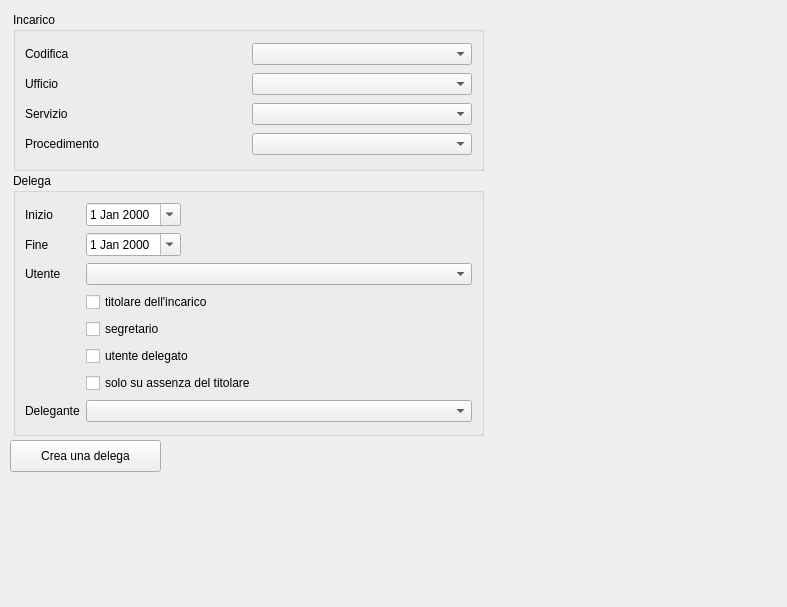
Old version of the form src/com/axiastudio/suite/procedimenti/forms/delega.ui in the repository tizianolattisi/suitegda.
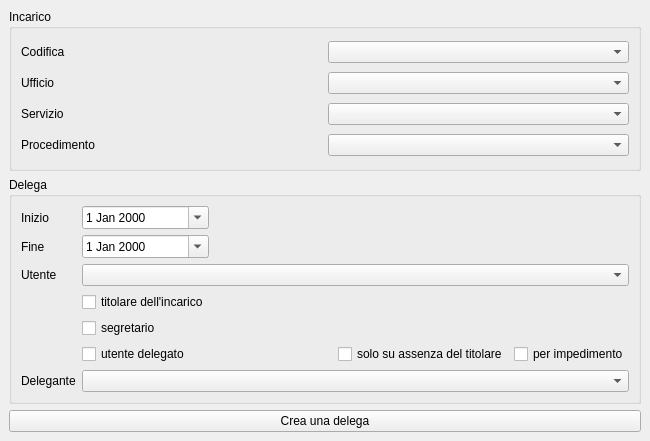
New version of the form. Custom widgets are drawn as their Qt base class.

Commit message: Inserimento flag x 'delega per impedimento', la verifica del titolare della carica tiene conto anche delle date di inizio/fine incarico, possibilità di verificare delegato 'solo su assenza; Workflow: controllo che la fase non sia attiva, il visto sulla pratica viene effettuato in 2 momento con inserimento all'inizio e set del flag 'concluso' se step terminato e senza errori. Piccole ottimizzazioni proposte da Intellij

What changed in the file:
```diff
--- a/src/com/axiastudio/suite/procedimenti/forms/delega.ui
+++ b/src/com/axiastudio/suite/procedimenti/forms/delega.ui
@@ -6,10 +6,22 @@
    <rect>
     <x>0</x>
     <y>0</y>
-    <width>787</width>
-    <height>607</height>
+    <width>650</width>
+    <height>441</height>
    </rect>
   </property>
+  <property name="maximumSize">
+   <size>
+    <width>650</width>
+    <height>16777215</height>
+   </size>
+  </property>
+  <property name="baseSize">
+   <size>
+    <width>0</width>
+    <height>0</height>
+   </size>
+  </property>
   <property name="windowTitle">
    <string>Incarichi e deleghe</string>
   </property>
@@ -17,19 +29,19 @@
    <string>utente,titolare,segretario,carica,ufficio,servizio,procedimento,inizio,fine</string>
   </property>
   <widget class="QWidget" name="centralwidget">
+   <property name="maximumSize">
+    <size>
+     <width>650</width>
+     <height>16777215</height>
+    </size>
+   </property>
+   <layout class="QGridLayout" name="gridLayout_3">
+    <item row="0" column="0">
    <widget class="QGroupBox" name="groupBox">
-    <property name="geometry">
-     <rect>
-      <x>13</x>
-      <y>12</y>
-      <width>471</width>
-      <height>159</height>
-     </rect>
-    </property>
     <property name="title">
      <string>Incarico</string>
     </property>
-    <layout class="QGridLayout" name="gridLayout">
+      <layout class="QGridLayout" name="gridLayout" columnstretch="0,0">
      <item row="0" column="0">
       <widget class="QLabel" name="label">
        <property name="text">
@@ -97,15 +109,16 @@
      </item>
     </layout>
    </widget>
+    </item>
+    <item row="2" column="0">
+     <widget class="QPushButton" name="pushButton_creaDelega">
+      <property name="text">
+       <string>Crea una delega</string>
+      </property>
+     </widget>
+    </item>
+    <item row="1" column="0">
    <widget class="QGroupBox" name="groupBox_2">
-    <property name="geometry">
-     <rect>
-      <x>13</x>
-      <y>173</y>
-      <width>471</width>
-      <height>263</height>
-     </rect>
-    </property>
     <property name="title">
      <string>Delega</string>
     </property>
@@ -117,77 +130,14 @@
        </property>
       </widget>
      </item>
-     <item row="0" column="1">
-      <widget class="com.axiastudio.pypapi.ui.widgets.PyPaPiDateEdit" name="dateEdit_inizio">
-       <property name="calendarPopup">
-        <bool>true</bool>
-       </property>
-       <property name="column" stdset="0">
-        <string>inizio</string>
-       </property>
-      </widget>
-     </item>
-     <item row="0" column="2">
-      <spacer name="horizontalSpacer">
-       <property name="orientation">
-        <enum>Qt::Horizontal</enum>
-       </property>
-       <property name="sizeHint" stdset="0">
-        <size>
-         <width>220</width>
-         <height>20</height>
-        </size>
-       </property>
-      </spacer>
-     </item>
-     <item row="1" column="0">
-      <widget class="QLabel" name="label_7">
-       <property name="text">
-        <string>Fine</string>
-       </property>
-      </widget>
-     </item>
-     <item row="1" column="1">
-      <widget class="com.axiastudio.pypapi.ui.widgets.PyPaPiDateEdit" name="dateEdit_fine">
-       <property name="calendarPopup">
-        <bool>true</bool>
-       </property>
-       <property name="column" stdset="0">
-        <string>fine</string>
-       </property>
-      </widget>
-     </item>
-     <item row="1" column="2">
-      <spacer name="horizontalSpacer_2">
-       <property name="orientation">
-        <enum>Qt::Horizontal</enum>
-       </property>
-       <property name="sizeHint" stdset="0">
-        <size>
-         <width>220</width>
-         <height>20</height>
-        </size>
-       </property>
-      </spacer>
-     </item>
-     <item row="2" column="0">
+       <item row="4" column="0">
       <widget class="QLabel" name="label_2">
        <property name="text">
         <string>Utente</string>
        </property>
       </widget>
      </item>
-     <item row="2" column="1" colspan="2">
-      <widget class="com.axiastudio.pypapi.ui.widgets.PyPaPiComboBox" name="comboBox_utente">
-       <property name="column" stdset="0">
-        <string>utente</string>
-       </property>
-       <property name="sortbytostring" stdset="0">
-        <bool>true</bool>
-       </property>
-      </widget>
-     </item>
-     <item row="3" column="1" colspan="2">
+       <item row="6" column="1">
       <widget class="QCheckBox" name="checkBox_titolare">
        <property name="text">
         <string>titolare dell'incarico</string>
@@ -197,7 +147,21 @@
        </property>
       </widget>
      </item>
-     <item row="4" column="1">
+       <item row="3" column="0">
+        <widget class="QLabel" name="label_7">
+         <property name="text">
+          <string>Fine</string>
+         </property>
+        </widget>
+       </item>
+       <item row="11" column="0">
+        <widget class="QLabel" name="label_8">
+         <property name="text">
+          <string>Delegante</string>
+         </property>
+        </widget>
+       </item>
+       <item row="7" column="1">
       <widget class="QCheckBox" name="checkBox_segretario">
        <property name="text">
         <string>segretario</string>
@@ -207,7 +171,39 @@
        </property>
       </widget>
      </item>
-     <item row="5" column="1" colspan="2">
+       <item row="0" column="1">
+        <widget class="com.axiastudio.pypapi.ui.widgets.PyPaPiDateEdit" name="dateEdit_inizio">
+         <property name="calendarPopup">
+          <bool>true</bool>
+         </property>
+         <property name="column" stdset="0">
+          <string>inizio</string>
+         </property>
+         <property name="search" stdset="0">
+          <bool>true</bool>
+         </property>
+         <property name="export" stdset="0">
+          <bool>true</bool>
+         </property>
+        </widget>
+       </item>
+       <item row="3" column="1">
+        <widget class="com.axiastudio.pypapi.ui.widgets.PyPaPiDateEdit" name="dateEdit_fine">
+         <property name="calendarPopup">
+          <bool>true</bool>
+         </property>
+         <property name="column" stdset="0">
+          <string>fine</string>
+         </property>
+         <property name="search" stdset="0">
+          <bool>true</bool>
+         </property>
+         <property name="export" stdset="0">
+          <bool>true</bool>
+         </property>
+        </widget>
+       </item>
+       <item row="8" column="1">
       <widget class="QCheckBox" name="checkBox_delegato">
        <property name="text">
         <string>utente delegato</string>
@@ -217,7 +213,7 @@
        </property>
       </widget>
      </item>
-     <item row="6" column="1" colspan="2">
+       <item row="8" column="5">
       <widget class="QCheckBox" name="checkBox_assenza">
        <property name="text">
         <string>solo su assenza del titolare</string>
@@ -227,14 +223,59 @@
        </property>
       </widget>
      </item>
-     <item row="7" column="0">
-      <widget class="QLabel" name="label_8">
+       <item row="8" column="6">
+        <widget class="QCheckBox" name="checkBox_assenza_2">
        <property name="text">
-        <string>Delegante</string>
-       </property>
-      </widget>
-     </item>
-     <item row="7" column="1" colspan="2">
+          <string>per impedimento</string>
+         </property>
+         <property name="column" stdset="0">
+          <string>impedimento</string>
+         </property>
+        </widget>
+       </item>
+       <item row="4" column="1" colspan="6">
+        <widget class="com.axiastudio.pypapi.ui.widgets.PyPaPiComboBox" name="comboBox_utente">
+         <property name="column" stdset="0">
+          <string>utente</string>
+         </property>
+         <property name="sortbytostring" stdset="0">
+          <bool>true</bool>
+         </property>
+         <property name="search" stdset="0">
+          <bool>true</bool>
+         </property>
+         <property name="export" stdset="0">
+          <bool>true</bool>
+         </property>
+        </widget>
+       </item>
+       <item row="0" column="2" colspan="5">
+        <spacer name="horizontalSpacer">
+         <property name="orientation">
+          <enum>Qt::Horizontal</enum>
+         </property>
+         <property name="sizeHint" stdset="0">
+          <size>
+           <width>220</width>
+           <height>20</height>
+          </size>
+         </property>
+        </spacer>
+       </item>
+       <item row="3" column="2" colspan="5">
+        <spacer name="horizontalSpacer_2">
+         <property name="orientation">
+          <enum>Qt::Horizontal</enum>
+         </property>
+         <property name="sizeHint" stdset="0">
+          <size>
+           <width>220</width>
+           <height>20</height>
+          </size>
+         </property>
+        </spacer>
+       </item>
+       <item row="11" column="1" colspan="6">
       <widget class="com.axiastudio.pypapi.ui.widgets.PyPaPiComboBox" name="comboBox_delegante">
        <property name="column" stdset="0">
         <string>delegante</string>
@@ -246,19 +287,8 @@
      </item>
     </layout>
    </widget>
-   <widget class="QPushButton" name="pushButton_creaDelega">
-    <property name="geometry">
-     <rect>
-      <x>10</x>
-      <y>440</y>
-      <width>151</width>
-      <height>32</height>
-     </rect>
-    </property>
-    <property name="text">
-     <string>Crea una delega</string>
-    </property>
-   </widget>
+    </item>
+   </layout>
   </widget>
  </widget>
  <customwidgets>
```
Left out of the diff: 26 changed lines with no effect on the pictures. Lines whose indentation alone changed are shown as unchanged. The commit also changes 13 other files.
